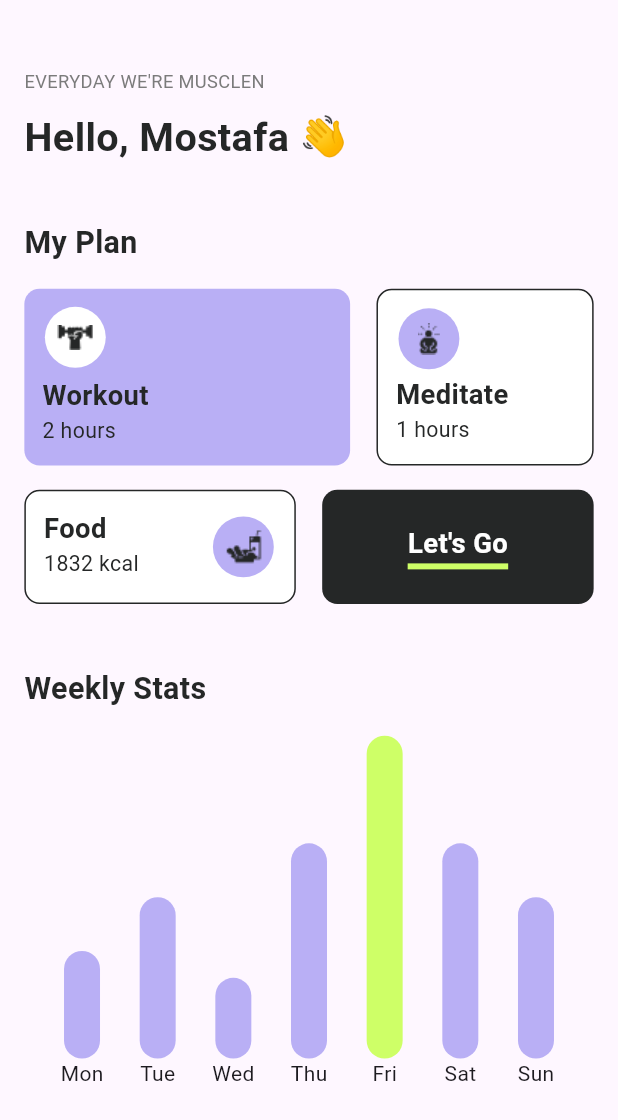
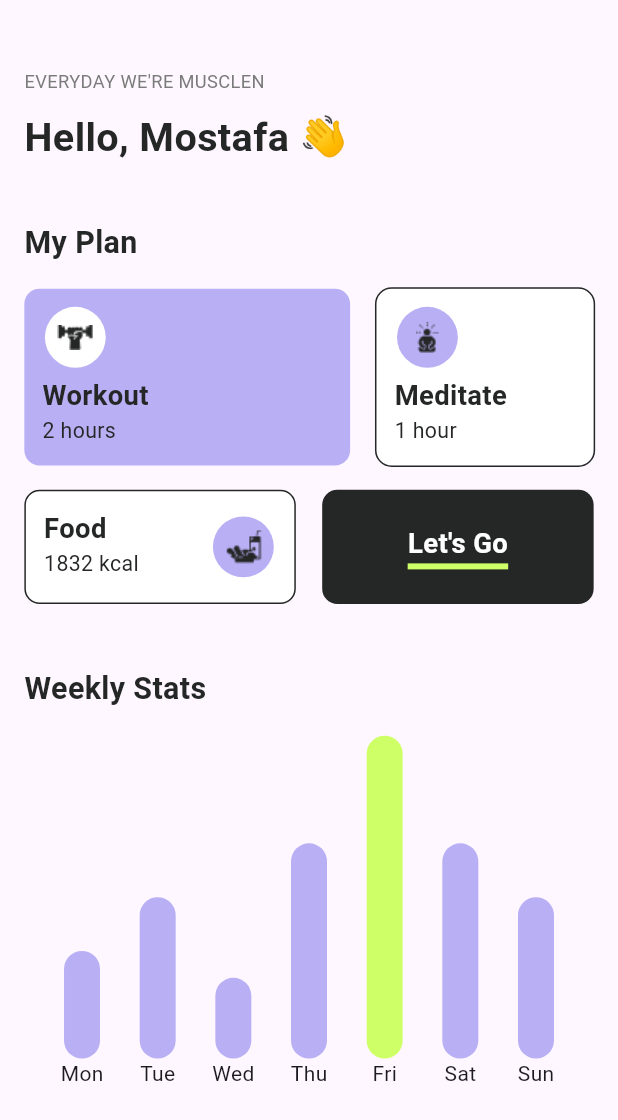
Before and after one commit to mostafaramadanhamed/fit_sphare, a Flutter app: the HomeScreen screen opened by its route, on a phone screen of 412 x 824 dp. Shown: the top 1120 px of the screen. Run offline on Flutter 3.47's test engine with Material 3 defaults, Android fonts, the phone set to English and light mode, and no system bars; drawn by our look-alikes of fl_chart; our stand-ins replace flutter_screenutil.

Commit message:
- refactor plan cards in home screen

```diff
--- a/lib/features/home/ui/home_screen.dart
+++ b/lib/features/home/ui/home_screen.dart
@@ -4,6 +4,9 @@ import 'package:flutter/material.dart';
 import 'package:flutter_screenutil/flutter_screenutil.dart';
 
 import '../../../core/theme/colors.dart';
+import 'widgets/lets_go_button.dart';
+import 'widgets/plan_card.dart';
+import 'widgets/small_plan_card.dart';
 import 'widgets/weekly_stats.dart';
 
 class HomeScreen extends StatelessWidget {
@@ -35,155 +38,35 @@ class HomeScreen extends StatelessWidget {
             16.ph,
             Row(
               children: [
-                Expanded(
+                const Expanded(
                   flex: 3,
-                  child: Container(
-                    padding: const EdgeInsets.all(12),
-                    alignment: AlignmentDirectional.centerStart,
-                    height: 116.h,
-                    decoration: BoxDecoration(
-                      color: ColorsManager.lightPurple,
-                      borderRadius: BorderRadius.circular(10.r),
-                    ),
-                    child: Column(
-                      crossAxisAlignment: CrossAxisAlignment.start,
-                      children: [
-                        Container(
-                          height: 40.h,
-                          width: 40.w,
-                          decoration: const BoxDecoration(
-                              color: Colors.white,
-                              shape: BoxShape.circle,
-                              image: DecorationImage(
-                                  image: AssetImage(
-                                'assets/images/workout.png',
-                              ))),
-                        ),
-                        6.ph,
-                        Text(
-                          'Workout',
-                          style: TextStyles.font18LightBlackBold,
-                        ),
-                        Text(
-                          '2 hours',
-                          style: TextStyles.font14LightBlackReguler,
-                        ),
-                      ],
-                    ),
+                  child: PlanCard(
+                    subTitle: '2 hours',
+                    imagePath: 'assets/images/workout.png',
+                    title: 'Workout',
+                    isSmallest: false,
                   ),
                 ),
                 16.pw,
-                Expanded(
+                const Expanded(
                   flex: 2,
-                  child: Container(
-                    alignment: AlignmentDirectional.centerStart,
-                    height: 116.h,
-                    padding: const EdgeInsets.all(12),
-                    decoration: BoxDecoration(
-                      color: Colors.white,
-                      border: Border.all(color: ColorsManager.lightBlack),
-                      borderRadius: BorderRadius.circular(10.r),
-                    ),
-                    child: Column(
-                      crossAxisAlignment: CrossAxisAlignment.start,
-                      children: [
-                        Container(
-                          height: 40.h,
-                          width: 40.w,
-                          decoration: const BoxDecoration(
-                              color: ColorsManager.lightPurple,
-                              shape: BoxShape.circle,
-                              image: DecorationImage(
-                                  image: AssetImage(
-                                'assets/images/meditate.png',
-                              ))),
-                        ),
-                        4.ph,
-                        Text(
-                          'Meditate',
-                          style: TextStyles.font18LightBlackBold,
-                        ),
-                        Text(
-                          '1 hours',
-                          style: TextStyles.font14LightBlackReguler,
-                        ),
-                      ],
-                    ),
+                  child: PlanCard(
+                    title: 'Meditate',
+                    subTitle: '1 hour',
+                    imagePath: 'assets/images/meditate.png',
+                    isSmallest: true,
                   ),
                 ),
               ],
             ),
             16.ph,
             Row(children: [
-              Expanded(
-                child: Container(
-                  height: 75.h,
-                  alignment: AlignmentDirectional.centerStart,
-                  padding: const EdgeInsets.all(12),
-                  decoration: BoxDecoration(
-                    color: Colors.white,
-                    borderRadius: BorderRadius.circular(10.r),
-                    border: Border.all(color: ColorsManager.lightBlack),
-                  ),
-                  child: Row(
-                    children: [
-                      Column(
-                        crossAxisAlignment: CrossAxisAlignment.start,
-                        children: [
-                          Text(
-                            "Food",
-                            style: TextStyles.font18LightBlackBold,
-                          ),
-                          Text(
-                            "1832 kcal",
-                            style: TextStyles.font14LightBlackReguler,
-                          ),
-                        ],
-                      ),
-                      const Spacer(),
-                      Container(
-                        height: 40.h,
-                        width: 40.w,
-                        decoration: const BoxDecoration(
-                          shape: BoxShape.circle,
-                          color: ColorsManager.lightPurple,
-                          image: DecorationImage(
-                            image: AssetImage(
-                              'assets/images/food.png',
-                            ),
-                          ),
-                        ),
-                      ),
-                    ],
-                  ),
-                ),
+              const Expanded(
+                child:  SmallPlanCard(),
               ),
               16.pw,
-              Expanded(
-                child: Container(
-                  height: 75.h,
-                  decoration: BoxDecoration(
-                    color: ColorsManager.lightBlack,
-                    borderRadius: BorderRadius.circular(10.r),
-                  ),
-                  child: Column(
-                    mainAxisAlignment: MainAxisAlignment.center,
-                    children: [
-                      Text("Let's Go",
-                          style: TextStyles.font18LightBlackBold.copyWith(
-                            color: Colors.white,
-                          )),
-                      SizedBox(
-                        width: 61.w,
-                        height: 4.h,
-                        child: const Divider(
-                          color: ColorsManager.lightGreenYellow,
-                          thickness: 4,
-                        ),
-                      ),
-                    ],
-                  ),
-                ),
+              const Expanded(
+                child:  LetsGoButton(),
               ),
             ]),
             42.ph,
@@ -195,4 +78,6 @@ class HomeScreen extends StatelessWidget {
       ),
     );
   }
+
+
 }
--- /dev/null
+++ b/lib/features/home/ui/widgets/lets_go_button.dart
@@ -0,0 +1,42 @@
+
+
+
+import 'package:flutter/material.dart';
+import 'package:flutter_screenutil/flutter_screenutil.dart';
+
+import '../../../../core/theme/colors.dart';
+import '../../../../core/theme/text_styles.dart';
+
+class LetsGoButton extends StatelessWidget {
+  const LetsGoButton({
+    super.key,
+  });
+
+  @override
+  Widget build(BuildContext context) {
+    return Container(
+      height: 75.h,
+      decoration: BoxDecoration(
+        color: ColorsManager.lightBlack,
+        borderRadius: BorderRadius.circular(10.r),
+      ),
+      child: Column(
+        mainAxisAlignment: MainAxisAlignment.center,
+        children: [
+          Text("Let's Go",
+              style: TextStyles.font18LightBlackBold.copyWith(
+                color: Colors.white,
+              )),
+          SizedBox(
+            width: 61.w,
+            height: 4.h,
+            child: const Divider(
+              color: ColorsManager.lightGreenYellow,
+              thickness: 4,
+            ),
+          ),
+        ],
+      ),
+    );
+  }
+}
--- /dev/null
+++ b/lib/features/home/ui/widgets/plan_card.dart
@@ -0,0 +1,65 @@
+import 'package:fit_sphere/core/helper/spacing_extension.dart';
+import 'package:flutter/material.dart';
+import 'package:flutter_screenutil/flutter_screenutil.dart';
+
+import '../../../../core/theme/colors.dart';
+import '../../../../core/theme/text_styles.dart';
+
+class PlanCard extends StatelessWidget {
+  final String title;
+  final String subTitle;
+  final String imagePath;
+  final bool isSmallest;
+  const PlanCard({
+    super.key,
+    required this.title,
+    required this.subTitle,
+    required this.imagePath,
+    required this.isSmallest,
+  });
+
+  @override
+  Widget build(BuildContext context) {
+    return Container(
+      padding: const EdgeInsets.all(12),
+      alignment: AlignmentDirectional.centerStart,
+      height: 116.h,
+      decoration: BoxDecoration(
+        border: isSmallest
+            ? Border.all(
+                color: ColorsManager.lightBlack,
+                width: 1,
+                strokeAlign: BorderSide.strokeAlignOutside,
+              )
+            : Border.all(style: BorderStyle.none, width: 0),
+        color: isSmallest ? Colors.white : ColorsManager.lightPurple,
+        borderRadius: BorderRadius.circular(10.r),
+      ),
+      child: Column(
+        crossAxisAlignment: CrossAxisAlignment.start,
+        children: [
+          Container(
+            height: 40.h,
+            width: 40.w,
+            decoration: BoxDecoration(
+                color: isSmallest ? ColorsManager.lightPurple : Colors.white,
+                shape: BoxShape.circle,
+                image: DecorationImage(
+                    image: AssetImage(
+                  imagePath,
+                ))),
+          ),
+          6.ph,
+          Text(
+            title,
+            style: TextStyles.font18LightBlackBold,
+          ),
+          Text(
+            subTitle,
+            style: TextStyles.font14LightBlackReguler,
+          ),
+        ],
+      ),
+    );
+  }
+}
--- /dev/null
+++ b/lib/features/home/ui/widgets/small_plan_card.dart
@@ -0,0 +1,57 @@
+
+import 'package:flutter/material.dart';
+import 'package:flutter_screenutil/flutter_screenutil.dart';
+
+import '../../../../core/theme/colors.dart';
+import '../../../../core/theme/text_styles.dart';
+
+class SmallPlanCard extends StatelessWidget {
+  const SmallPlanCard({
+    super.key,
+  });
+
+  @override
+  Widget build(BuildContext context) {
+    return Container(
+      height: 75.h,
+      alignment: AlignmentDirectional.centerStart,
+      padding: const EdgeInsets.all(12),
+      decoration: BoxDecoration(
+        color: Colors.white,
+        borderRadius: BorderRadius.circular(10.r),
+        border: Border.all(color: ColorsManager.lightBlack),
+      ),
+      child: Row(
+        children: [
+          Column(
+            crossAxisAlignment: CrossAxisAlignment.start,
+            children: [
+              Text(
+                "Food",
+                style: TextStyles.font18LightBlackBold,
+              ),
+              Text(
+                "1832 kcal",
+                style: TextStyles.font14LightBlackReguler,
+              ),
+            ],
+          ),
+          const Spacer(),
+          Container(
+            height: 40.h,
+            width: 40.w,
+            decoration: const BoxDecoration(
+              shape: BoxShape.circle,
+              color: ColorsManager.lightPurple,
+              image: DecorationImage(
+                image: AssetImage(
+                  'assets/images/food.png',
+                ),
+              ),
+            ),
+          ),
+        ],
+      ),
+    );
+  }
+}
```
